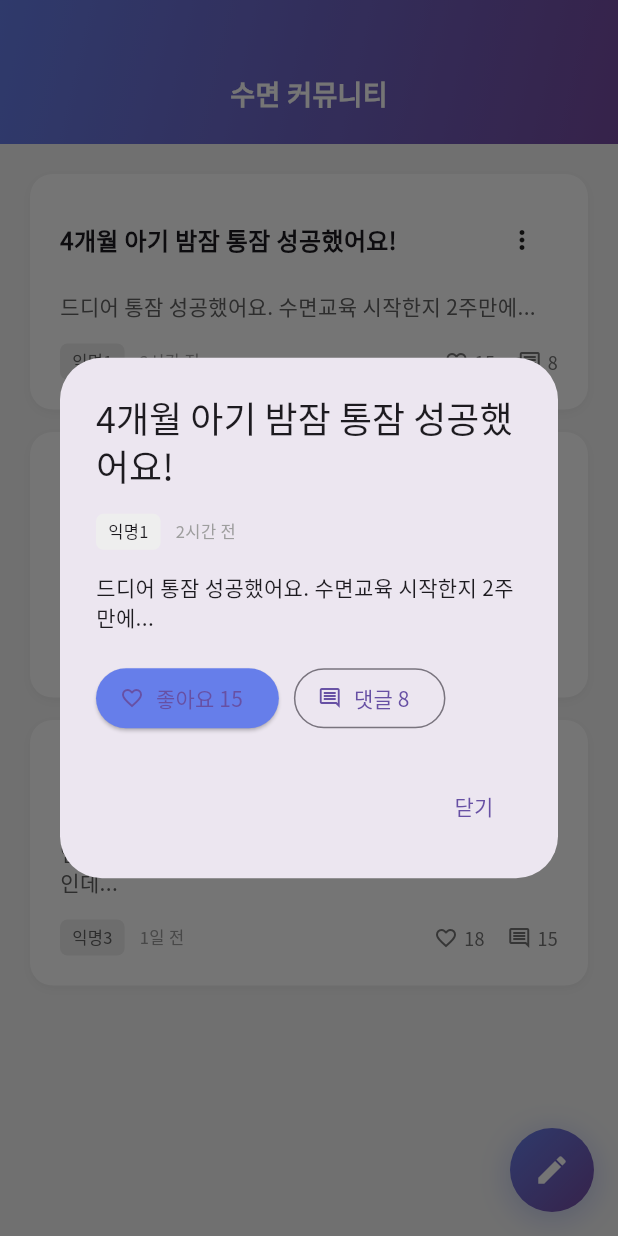
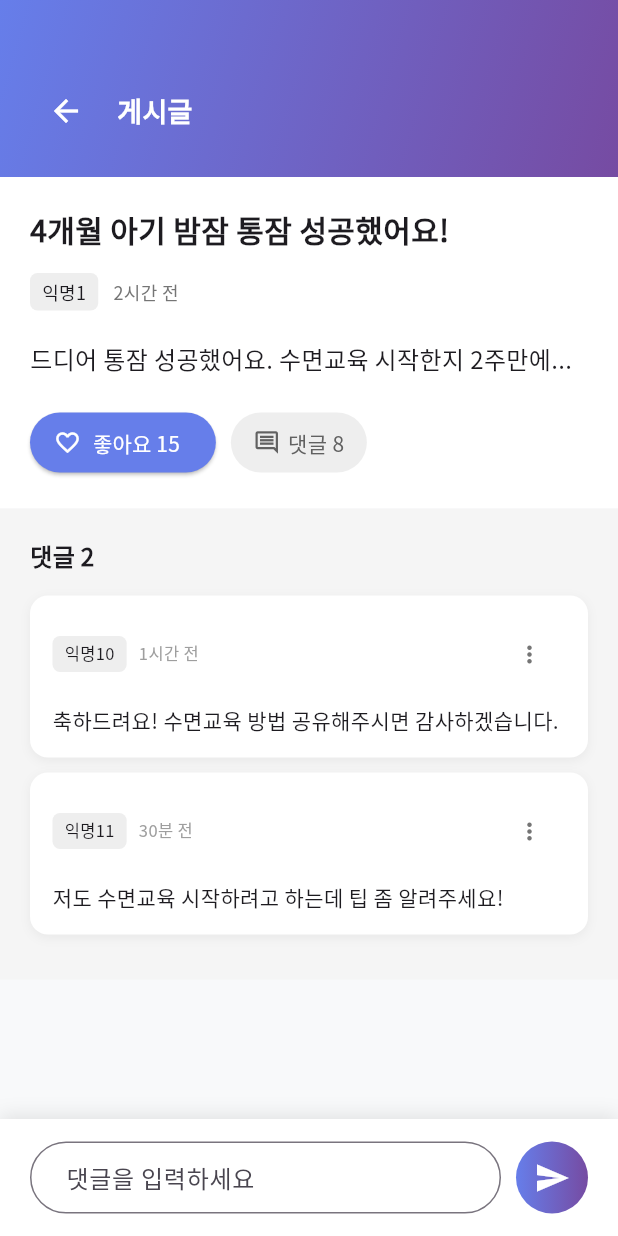
Before and after one commit to HWANGJEONGHYEON1/duty-out, a Flutter app: the CommunityScreen screen opened directly, after a tap on "4개월 아기 밤잠 통잠 성공했어요!", on a phone screen of 412 x 824 dp. Run offline on Flutter 3.47's test engine with Material 3 defaults, Android fonts, the phone set to English and light mode, and no system bars; our stand-ins replace google_fonts.

Commit message:
feat: Add community post detail screen with comment functionality
- Create Comment model for comment data structure
- Add comment management methods to CommunityProvider (add, update, delete)
- Create CommunityPostDetailScreen with full-screen post view
- Implement comment list display with CRUD operations
- Add comment input field with send button
- Replace dialog with full-screen navigation for post details
- Add mock comment data for testing
- Update comment count when adding/deleting comments

```diff
--- /dev/null
+++ b/mobile/lib/models/comment.dart
@@ -0,0 +1,30 @@
+class Comment {
+  final String id;
+  final String postId;
+  final String content;
+  final String author;
+  final DateTime createdAt;
+
+  Comment({
+    required this.id,
+    required this.postId,
+    required this.content,
+    required this.author,
+    required this.createdAt,
+  });
+
+  String get timeAgo {
+    final now = DateTime.now();
+    final difference = now.difference(createdAt);
+
+    if (difference.inDays > 0) {
+      return '${difference.inDays}일 전';
+    } else if (difference.inHours > 0) {
+      return '${difference.inHours}시간 전';
+    } else if (difference.inMinutes > 0) {
+      return '${difference.inMinutes}분 전';
+    } else {
+      return '방금 전';
+    }
+  }
+}
--- /dev/null
+++ b/mobile/lib/screens/community_post_detail_screen.dart
@@ -0,0 +1,404 @@
+import 'package:flutter/material.dart';
+import 'package:provider/provider.dart';
+import '../models/community_post.dart';
+import '../models/comment.dart';
+import '../providers/community_provider.dart';
+
+class CommunityPostDetailScreen extends StatefulWidget {
+  final CommunityPost post;
+
+  const CommunityPostDetailScreen({
+    Key? key,
+    required this.post,
+  }) : super(key: key);
+
+  @override
+  State<CommunityPostDetailScreen> createState() => _CommunityPostDetailScreenState();
+}
+
+class _CommunityPostDetailScreenState extends State<CommunityPostDetailScreen> {
+  final TextEditingController _commentController = TextEditingController();
+
+  @override
+  void dispose() {
+    _commentController.dispose();
+    super.dispose();
+  }
+
+  @override
+  Widget build(BuildContext context) {
+    final communityProvider = context.watch<CommunityProvider>();
+    final comments = communityProvider.getComments(widget.post.id);
+
+    return Scaffold(
+      body: Column(
+        children: [
+          _buildHeader(context),
+          Expanded(
+            child: SingleChildScrollView(
+              child: Column(
+                children: [
+                  _buildPostContent(context),
+                  _buildCommentSection(context, comments),
+                ],
+              ),
+            ),
+          ),
+          _buildCommentInput(context),
+        ],
+      ),
+    );
+  }
+
+  Widget _buildHeader(BuildContext context) {
+    return Container(
+      width: double.infinity,
+      decoration: const BoxDecoration(
+        gradient: LinearGradient(
+          begin: Alignment.topLeft,
+          end: Alignment.bottomRight,
+          colors: [Color(0xFF667EEA), Color(0xFF764BA2)],
+        ),
+      ),
+      padding: const EdgeInsets.fromLTRB(20, 50, 20, 20),
+      child: Row(
+        children: [
+          IconButton(
+            icon: const Icon(Icons.arrow_back, color: Colors.white),
+            onPressed: () => Navigator.pop(context),
+          ),
+          const SizedBox(width: 10),
+          const Expanded(
+            child: Text(
+              '게시글',
+              style: TextStyle(
+                color: Colors.white,
+                fontSize: 18,
+                fontWeight: FontWeight.w600,
+              ),
+            ),
+          ),
+        ],
+      ),
+    );
+  }
+
+  Widget _buildPostContent(BuildContext context) {
+    return Container(
+      width: double.infinity,
+      color: Colors.white,
+      padding: const EdgeInsets.all(20),
+      child: Column(
+        crossAxisAlignment: CrossAxisAlignment.start,
+        children: [
+          Text(
+            widget.post.title,
+            style: const TextStyle(
+              fontSize: 20,
+              fontWeight: FontWeight.bold,
+            ),
+          ),
+          const SizedBox(height: 15),
+          Row(
+            children: [
+              Container(
+                padding: const EdgeInsets.symmetric(horizontal: 8, vertical: 4),
+                decoration: BoxDecoration(
+                  color: Colors.grey[200],
+                  borderRadius: BorderRadius.circular(5),
+                ),
+                child: Text(
+                  widget.post.author,
+                  style: const TextStyle(fontSize: 12),
+                ),
+              ),
+              const SizedBox(width: 10),
+              Text(
+                widget.post.timeAgo,
+                style: TextStyle(fontSize: 12, color: Colors.grey[600]),
+              ),
+            ],
+          ),
+          const SizedBox(height: 20),
+          Text(
+            widget.post.content,
+            style: const TextStyle(fontSize: 16, height: 1.5),
+          ),
+          const SizedBox(height: 20),
+          Row(
+            children: [
+              ElevatedButton.icon(
+                onPressed: () {
+                  context.read<CommunityProvider>().likePost(widget.post.id);
+                },
+                icon: const Icon(Icons.favorite_border, size: 18),
+                label: Text('좋아요 ${widget.post.likes}'),
+                style: ElevatedButton.styleFrom(
+                  backgroundColor: const Color(0xFF667EEA),
+                  foregroundColor: Colors.white,
+                  shape: RoundedRectangleBorder(
+                    borderRadius: BorderRadius.circular(20),
+                  ),
+                ),
+              ),
+              const SizedBox(width: 10),
+              Container(
+                padding: const EdgeInsets.symmetric(horizontal: 15, vertical: 10),
+                decoration: BoxDecoration(
+                  color: Colors.grey[200],
+                  borderRadius: BorderRadius.circular(20),
+                ),
+                child: Row(
+                  children: [
+                    Icon(Icons.comment_outlined, size: 18, color: Colors.grey[700]),
+                    const SizedBox(width: 5),
+                    Text(
+                      '댓글 ${widget.post.comments}',
+                      style: TextStyle(color: Colors.grey[700]),
+                    ),
+                  ],
+                ),
+              ),
+            ],
+          ),
+        ],
+      ),
+    );
+  }
+
+  Widget _buildCommentSection(BuildContext context, List<Comment> comments) {
+    return Container(
+      width: double.infinity,
+      color: Colors.grey[100],
+      padding: const EdgeInsets.all(20),
+      child: Column(
+        crossAxisAlignment: CrossAxisAlignment.start,
+        children: [
+          Text(
+            '댓글 ${comments.length}',
+            style: const TextStyle(
+              fontSize: 16,
+              fontWeight: FontWeight.w600,
+            ),
+          ),
+          const SizedBox(height: 15),
+          if (comments.isEmpty)
+            Center(
+              child: Padding(
+                padding: const EdgeInsets.all(40),
+                child: Text(
+                  '첫 댓글을 남겨보세요!',
+                  style: TextStyle(
+                    fontSize: 14,
+                    color: Colors.grey[600],
+                  ),
+                ),
+              ),
+            )
+          else
+            ...comments.map((comment) => _buildCommentCard(context, comment)),
+        ],
+      ),
+    );
+  }
+
+  Widget _buildCommentCard(BuildContext context, Comment comment) {
+    return Container(
+      width: double.infinity,
+      margin: const EdgeInsets.only(bottom: 10),
+      padding: const EdgeInsets.all(15),
+      decoration: BoxDecoration(
+        color: Colors.white,
+        borderRadius: BorderRadius.circular(12),
+        boxShadow: [
+          BoxShadow(
+            color: Colors.black.withOpacity(0.05),
+            blurRadius: 5,
+            offset: const Offset(0, 2),
+          ),
+        ],
+      ),
+      child: Column(
+        crossAxisAlignment: CrossAxisAlignment.start,
+        children: [
+          Row(
+            mainAxisAlignment: MainAxisAlignment.spaceBetween,
+            children: [
+              Row(
+                children: [
+                  Container(
+                    padding: const EdgeInsets.symmetric(horizontal: 8, vertical: 4),
+                    decoration: BoxDecoration(
+                      color: Colors.grey[200],
+                      borderRadius: BorderRadius.circular(5),
+                    ),
+                    child: Text(
+                      comment.author,
+                      style: const TextStyle(fontSize: 11),
+                    ),
+                  ),
+                  const SizedBox(width: 8),
+                  Text(
+                    comment.timeAgo,
+                    style: TextStyle(fontSize: 11, color: Colors.grey[500]),
+                  ),
+                ],
+              ),
+              PopupMenuButton(
+                icon: Icon(Icons.more_vert, size: 18, color: Colors.grey[600]),
+                itemBuilder: (context) => [
+                  const PopupMenuItem(
+                    value: 'edit',
+                    child: Text('수정'),
+                  ),
+                  const PopupMenuItem(
+                    value: 'delete',
+                    child: Text('삭제'),
+                  ),
+                ],
+                onSelected: (value) {
+                  if (value == 'edit') {
+                    _showEditCommentDialog(context, comment);
+                  } else if (value == 'delete') {
+                    _deleteComment(context, comment.id);
+                  }
+                },
+              ),
+            ],
+          ),
+          const SizedBox(height: 10),
+          Text(
+            comment.content,
+            style: const TextStyle(fontSize: 14, height: 1.4),
+          ),
+        ],
+      ),
+    );
+  }
+
+  Widget _buildCommentInput(BuildContext context) {
+    return Container(
+      decoration: BoxDecoration(
+        color: Colors.white,
+        boxShadow: [
+          BoxShadow(
+            color: Colors.black.withOpacity(0.1),
+            blurRadius: 10,
+            offset: const Offset(0, -2),
+          ),
+        ],
+      ),
+      padding: EdgeInsets.only(
+        left: 20,
+        right: 20,
+        top: 15,
+        bottom: MediaQuery.of(context).padding.bottom + 15,
+      ),
+      child: Row(
+        children: [
+          Expanded(
+            child: TextField(
+              controller: _commentController,
+              decoration: InputDecoration(
+                hintText: '댓글을 입력하세요',
+                border: OutlineInputBorder(
+                  borderRadius: BorderRadius.circular(25),
+                  borderSide: BorderSide(color: Colors.grey[300]!),
+                ),
+                contentPadding: const EdgeInsets.symmetric(horizontal: 20, vertical: 12),
+              ),
+              maxLines: null,
+            ),
+          ),
+          const SizedBox(width: 10),
+          Container(
+            decoration: BoxDecoration(
+              gradient: const LinearGradient(
+                colors: [Color(0xFF667EEA), Color(0xFF764BA2)],
+              ),
+              borderRadius: BorderRadius.circular(25),
+            ),
+            child: IconButton(
+              icon: const Icon(Icons.send, color: Colors.white),
+              onPressed: () {
+                if (_commentController.text.isNotEmpty) {
+                  context.read<CommunityProvider>().addComment(
+                        widget.post.id,
+                        _commentController.text,
+                        '익명${DateTime.now().millisecondsSinceEpoch % 1000}',
+                      );
+                  _commentController.clear();
+                  FocusScope.of(context).unfocus();
+                }
+              },
+            ),
+          ),
+        ],
+      ),
+    );
+  }
+
+  void _showEditCommentDialog(BuildContext context, Comment comment) {
+    final controller = TextEditingController(text: comment.content);
+
+    showDialog(
+      context: context,
+      builder: (dialogContext) => AlertDialog(
+        title: const Text('댓글 수정'),
+        content: TextField(
+          controller: controller,
+          decoration: const InputDecoration(
+            labelText: '댓글 내용',
+            border: OutlineInputBorder(),
+          ),
+          maxLines: 3,
+        ),
+        actions: [
+          TextButton(
+            onPressed: () => Navigator.pop(dialogContext),
+            child: const Text('취소'),
+          ),
+          TextButton(
+            onPressed: () {
+              if (controller.text.isNotEmpty) {
+                Provider.of<CommunityProvider>(context, listen: false).updateComment(
+                  comment.id,
+                  widget.post.id,
+                  controller.text,
+                );
+                Navigator.pop(dialogContext);
+              }
+            },
+            child: const Text('저장'),
+          ),
+        ],
+      ),
+    );
+  }
+
+  void _deleteComment(BuildContext context, String commentId) {
+    showDialog(
+      context: context,
+      builder: (dialogContext) => AlertDialog(
+        title: const Text('댓글 삭제'),
+        content: const Text('이 댓글을 삭제하시겠습니까?'),
+        actions: [
+          TextButton(
+            onPressed: () => Navigator.pop(dialogContext),
+            child: const Text('취소'),
+          ),
+          TextButton(
+            onPressed: () {
+              Provider.of<CommunityProvider>(context, listen: false).deleteComment(
+                commentId,
+                widget.post.id,
+              );
+              Navigator.pop(dialogContext);
+            },
+            child: const Text('삭제', style: TextStyle(color: Colors.red)),
+          ),
+        ],
+      ),
+    );
+  }
+}
--- a/mobile/lib/screens/community_screen.dart
+++ b/mobile/lib/screens/community_screen.dart
@@ -2,6 +2,7 @@ import 'package:flutter/material.dart';
 import 'package:provider/provider.dart';
 import '../providers/community_provider.dart';
 import '../models/community_post.dart';
+import 'community_post_detail_screen.dart';
 
 class CommunityScreen extends StatelessWidget {
   const CommunityScreen({Key? key}) : super(key: key);
@@ -113,7 +114,14 @@ class CommunityScreen extends StatelessWidget {
 
   Widget _buildPostCard(BuildContext context, CommunityPost post) {
     return GestureDetector(
-      onTap: () => _showPostDetail(context, post),
+      onTap: () {
+        Navigator.push(
+          context,
+          MaterialPageRoute(
+            builder: (context) => CommunityPostDetailScreen(post: post),
+          ),
+        );
+      },
       child: Container(
         margin: const EdgeInsets.only(bottom: 15),
         decoration: BoxDecoration(
@@ -295,75 +303,6 @@ class CommunityScreen extends StatelessWidget {
     );
   }
 
-  void _showPostDetail(BuildContext context, CommunityPost post) {
-    showDialog(
-      context: context,
-      builder: (dialogContext) => AlertDialog(
-        title: Text(post.title),
-        content: SingleChildScrollView(
-          child: Column(
-            crossAxisAlignment: CrossAxisAlignment.start,
-            mainAxisSize: MainAxisSize.min,
-            children: [
-              Row(
-                children: [
-                  Container(
-                    padding: const EdgeInsets.symmetric(horizontal: 8, vertical: 4),
-                    decoration: BoxDecoration(
-                      color: Colors.grey[200],
-                      borderRadius: BorderRadius.circular(5),
-                    ),
-                    child: Text(
-                      post.author,
-                      style: const TextStyle(fontSize: 11),
-                    ),
-                  ),
-                  const SizedBox(width: 10),
-                  Text(
-                    post.timeAgo,
-                    style: TextStyle(fontSize: 11, color: Colors.grey[500]),
-                  ),
-                ],
-              ),
-              const SizedBox(height: 15),
-              Text(
-                post.content,
-                style: const TextStyle(fontSize: 14),
-              ),
-              const SizedBox(height: 20),
-              Row(
-                children: [
-                  ElevatedButton.icon(
-                    onPressed: () {
-                      Provider.of<CommunityProvider>(context, listen: false).likePost(post.id);
-                    },
-                    icon: const Icon(Icons.favorite_border, size: 16),
-                    label: Text('좋아요 ${post.likes}'),
-                    style: ElevatedButton.styleFrom(
-                      backgroundColor: const Color(0xFF667EEA),
-                    ),
-                  ),
-                  const SizedBox(width: 10),
-                  OutlinedButton.icon(
-                    onPressed: () {},
-                    icon: const Icon(Icons.comment_outlined, size: 16),
-                    label: Text('댓글 ${post.comments}'),
-                  ),
-                ],
-              ),
-            ],
-          ),
-        ),
-        actions: [
-          TextButton(
-            onPressed: () => Navigator.pop(dialogContext),
-            child: const Text('닫기'),
-          ),
-        ],
-      ),
-    );
-  }
-
   void _deletePost(BuildContext context, String postId) {
     showDialog(
       context: context,
```
Also changed, not shown: mobile/lib/providers/community_provider.dart (+108 -0 lines).
